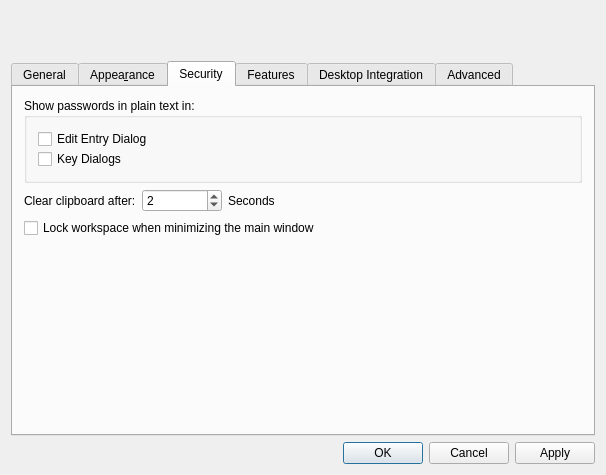
First picture: the form in src/forms/SettingsDlg.ui, repository thooge/keepassx1, before the edit.
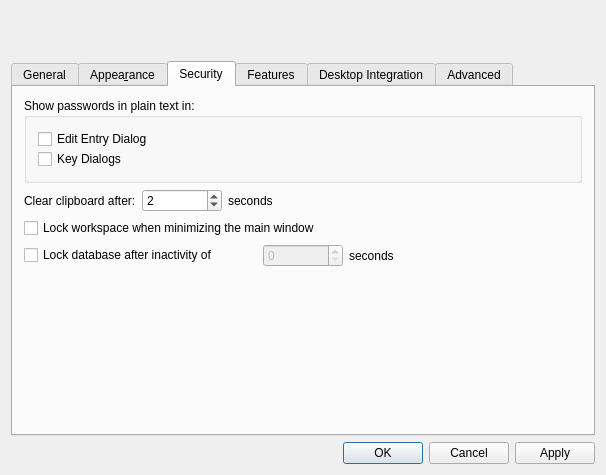
Second picture: the form after the edit. The open tabs and pages were chosen to show the change. Icons and pictures are not drawn. Custom widgets are drawn as their Qt base class.

Commit message: Added: automatically lock database after inactivity (closes #1906699)

Diff of the .ui file:
```diff
--- a/src/forms/SettingsDlg.ui
+++ b/src/forms/SettingsDlg.ui
@@ -754,7 +754,7 @@
          <item>
           <widget class="QLabel" name="textLabel2" >
            <property name="text" >
-            <string>Seconds</string>
+            <string>seconds</string>
            </property>
           </widget>
          </item>
@@ -767,6 +767,46 @@
          </property>
         </widget>
        </item>
+       <item>
+        <layout class="QHBoxLayout" >
+         <item>
+          <widget class="QCheckBox" name="CheckBox_InactivityLock" >
+           <property name="text" >
+            <string>Lock database after inactivity of</string>
+           </property>
+          </widget>
+         </item>
+         <item>
+          <widget class="QSpinBox" name="SpinBox_InacitivtyTime" >
+           <property name="enabled" >
+            <bool>false</bool>
+           </property>
+           <property name="sizePolicy" >
+            <sizepolicy vsizetype="Fixed" hsizetype="Preferred" >
+             <horstretch>0</horstretch>
+             <verstretch>0</verstretch>
+            </sizepolicy>
+           </property>
+           <property name="maximumSize" >
+            <size>
+             <width>80</width>
+             <height>16777215</height>
+            </size>
+           </property>
+           <property name="maximum" >
+            <number>50000</number>
+           </property>
+          </widget>
+         </item>
+         <item>
+          <widget class="QLabel" name="label_Inactivity" >
+           <property name="text" >
+            <string>seconds</string>
+           </property>
+          </widget>
+         </item>
+        </layout>
+       </item>
        <item>
         <spacer>
          <property name="orientation" >
```
The commit also changes 11 other files.
